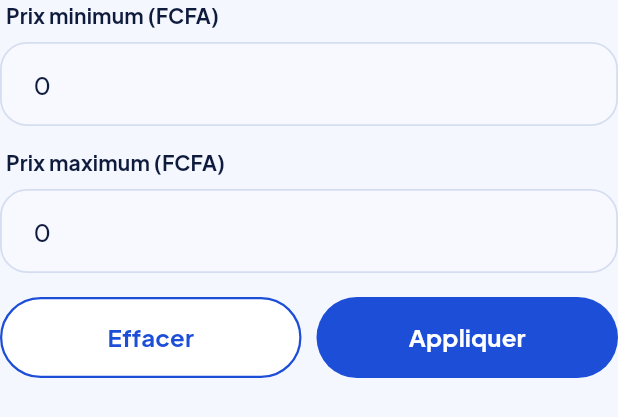
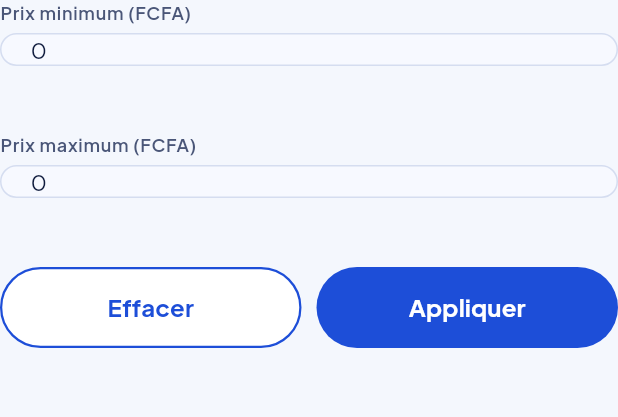
Before and after one commit to abdou-drame/sopi, a Flutter app: the FeuillePrix widget shown alone on an empty page, opened directly with empty values, on a phone screen of 412 x 824 dp. Shown: the top 417 px of the screen. Run offline on Flutter 3.47's test engine with Material 3 defaults, Android fonts, the phone set to English and light mode, and no system bars; our stand-ins replace dio, file_picker, flutter_riverpod, flutter_secure_storage, go_router, google_fonts and 2 more; accounts and stored records are empty; network calls fail.

Commit message:
Fusionne ChampTexte dans ChampFormulaire, agrandit les zones tactiles et rend le « Réessayer » du solde plus visible
Co-Authored-By: Claude Sonnet 5.5 <noreply@anthropic.com>

```diff
--- a/mobile/lib/core/api/erreurs.dart
+++ b/mobile/lib/core/api/erreurs.dart
@@ -111,7 +111,7 @@ class ErreurSession extends ErreurApi {
   const ErreurSession(super.message);
 }
 
-/// 422 : messages par champ (`errors`). [premierMessage] sert aux champs affichés sous un `ChampTexte`.
+/// 422 : messages par champ (`errors`). [premierMessage] sert aux champs affichés sous un `ChampFormulaire`.
 class ErreurValidation extends ErreurApi {
   const ErreurValidation(super.message, [this.champs = const {}]);
 
--- a/mobile/lib/core/widgets/champ_texte.dart
+++ /dev/null
@@ -1,114 +0,0 @@
-import 'package:flutter/material.dart';
-import 'package:flutter/services.dart';
-
-import '../theme/couleurs.dart';
-
-/// Champ de saisie : libellé au-dessus, message d'erreur rouge dessous. Avec [motDePasse], un œil affiche ou
-/// masque la saisie.
-class ChampTexte extends StatefulWidget {
-  const ChampTexte({
-    super.key,
-    required this.libelle,
-    this.controleur,
-    this.indication,
-    this.erreur,
-    this.motDePasse = false,
-    this.clavier,
-    this.actionClavier,
-    this.onChanged,
-    this.onSubmitted,
-    this.formateurs,
-    this.autofill,
-    this.enabled = true,
-    this.maxLines = 1,
-  });
-
-  final String libelle;
-  final TextEditingController? controleur;
-  final String? indication;
-  final String? erreur;
-  final bool motDePasse;
-  final TextInputType? clavier;
-  final TextInputAction? actionClavier;
-  final ValueChanged<String>? onChanged;
-  final ValueChanged<String>? onSubmitted;
-  final List<TextInputFormatter>? formateurs;
-  final Iterable<String>? autofill;
-  final bool enabled;
-  final int maxLines;
-
-  @override
-  State<ChampTexte> createState() => _ChampTexteState();
-}
-
-class _ChampTexteState extends State<ChampTexte> {
-  bool _masque = true;
-
-  @override
-  Widget build(BuildContext context) {
-    final theme = Theme.of(context);
-    final aErreur = widget.erreur != null && widget.erreur!.isNotEmpty;
-    return Column(
-      crossAxisAlignment: CrossAxisAlignment.start,
-      children: [
-        Padding(
-          padding: const EdgeInsets.only(left: 4, bottom: 8),
-          child: Text(
-            widget.libelle,
-            style: theme.textTheme.labelLarge?.copyWith(
-              fontWeight: FontWeight.w700,
-            ),
-          ),
-        ),
-        TextField(
-          controller: widget.controleur,
-          obscureText: widget.motDePasse && _masque,
-          keyboardType: widget.clavier,
-          textInputAction: widget.actionClavier,
-          onChanged: widget.onChanged,
-          onSubmitted: widget.onSubmitted,
-          inputFormatters: widget.formateurs,
-          autofillHints: widget.autofill,
-          enabled: widget.enabled,
-          maxLines: widget.motDePasse ? 1 : widget.maxLines,
-          style: theme.textTheme.bodyLarge,
-          decoration: InputDecoration(
-            hintText: widget.indication,
-            // Contour rouge quand une erreur est affichée sous le champ.
-            enabledBorder: aErreur
-                ? theme.inputDecorationTheme.errorBorder
-                : theme.inputDecorationTheme.enabledBorder,
-            focusedBorder: aErreur
-                ? theme.inputDecorationTheme.focusedErrorBorder
-                : theme.inputDecorationTheme.focusedBorder,
-            suffixIcon: widget.motDePasse
-                ? IconButton(
-                    tooltip: _masque
-                        ? 'Afficher le mot de passe'
-                        : 'Masquer le mot de passe',
-                    icon: Icon(
-                      _masque
-                          ? Icons.visibility_outlined
-                          : Icons.visibility_off_outlined,
-                      color: CouleursSopi.texteDiscret,
-                    ),
-                    onPressed: () => setState(() => _masque = !_masque),
-                  )
-                : null,
-          ),
-        ),
-        if (aErreur)
-          Padding(
-            padding: const EdgeInsets.only(left: 6, top: 6),
-            child: Text(
-              widget.erreur!,
-              style: theme.textTheme.bodySmall?.copyWith(
-                color: CouleursSopi.erreurTexte,
-                fontWeight: FontWeight.w600,
-              ),
-            ),
-          ),
-      ],
-    );
-  }
-}
--- a/mobile/lib/features/prestataire/disponibilites_page.dart
+++ b/mobile/lib/features/prestataire/disponibilites_page.dart
@@ -248,7 +248,7 @@ class _PuceCreneau extends StatelessWidget {
     final libre = creneau.statut == StatutCreneau.libre;
     return Container(
       height: 34,
-      padding: EdgeInsets.only(left: 12, right: libre ? 4 : 12),
+      padding: EdgeInsets.only(left: 12, right: libre ? 0 : 12),
       decoration: BoxDecoration(
         color: fond,
         borderRadius: BorderRadius.circular(17),
@@ -268,9 +268,10 @@ class _PuceCreneau extends StatelessWidget {
               child: InkWell(
                 customBorder: const CircleBorder(),
                 onTap: onRetirer,
+                // Zone tactile de toute la hauteur de la pastille (34), le visuel de la croix ne change pas.
                 child: const SizedBox(
-                  width: 26,
-                  height: 26,
+                  width: 34,
+                  height: 34,
                   child: Icon(
                     Icons.close_rounded,
                     size: 13,
--- a/mobile/lib/features/prestataire/photos_page.dart
+++ b/mobile/lib/features/prestataire/photos_page.dart
@@ -244,15 +244,22 @@ class _Vignette extends ConsumerWidget {
           ),
         ),
         Positioned(
-          top: 6,
-          right: 6,
+          top: 0,
+          right: 0,
           child: Semantics(
             button: true,
             label: 'Supprimer la photo',
             child: GestureDetector(
               key: ValueKey('supprimer-$id'),
               onTap: onSupprimer,
+              // Zone tactile de 44 × 44 ; le rond visible reste de 26, à 6 du coin.
+              child: SizedBox(
+                width: 44,
+                height: 44,
+                child: Align(
+                  alignment: Alignment.topRight,
                   child: Container(
+                    margin: const EdgeInsets.all(6),
                     width: 26,
                     height: 26,
                     decoration: const BoxDecoration(
@@ -263,6 +270,8 @@ class _Vignette extends ConsumerWidget {
                       Icons.close_rounded,
                       size: 14,
                       color: CouleursSopi.blanc,
+                    ),
+                  ),
                 ),
               ),
             ),
--- a/mobile/lib/features/prestataire/portefeuille_page.dart
+++ b/mobile/lib/features/prestataire/portefeuille_page.dart
@@ -109,11 +109,20 @@ class _CarteSoldePortefeuille extends ConsumerWidget {
     } else if (solde.hasError) {
       montant = InkWell(
         onTap: () => ref.invalidate(soldeProvider),
-        child: Text(
-          'Solde indisponible. Toucher pour réessayer.',
-          style: theme.textTheme.bodyMedium?.copyWith(
-            color: CouleursSopi.blanc,
-            fontSize: 13,
+        child: ConstrainedBox(
+          constraints: const BoxConstraints(minHeight: 44),
+          child: Align(
+            alignment: Alignment.centerLeft,
+            child: Text(
+              'Solde indisponible. Toucher pour réessayer.',
+              style: theme.textTheme.bodyMedium?.copyWith(
+                color: CouleursSopi.blanc,
+                fontSize: 13,
+                fontWeight: FontWeight.w700,
+                decoration: TextDecoration.underline,
+                decorationColor: CouleursSopi.blanc,
+              ),
+            ),
           ),
         ),
       );
--- a/mobile/lib/features/reservation/widgets/feuilles_filtres.dart
+++ b/mobile/lib/features/reservation/widgets/feuilles_filtres.dart
@@ -5,7 +5,7 @@ import 'package:flutter_riverpod/flutter_riverpod.dart';
 import '../../../core/api/erreurs.dart';
 import '../../../core/theme/couleurs.dart';
 import '../../../core/widgets/boutons.dart';
-import '../../../core/widgets/champ_texte.dart';
+import '../../../core/widgets/champ_formulaire.dart';
 import '../../../core/widgets/etats.dart';
 import '../depot_reservation.dart';
 import '../formats.dart';
@@ -272,7 +272,7 @@ class _FeuillePrixState extends State<FeuillePrix> {
       mainAxisSize: MainAxisSize.min,
       crossAxisAlignment: CrossAxisAlignment.stretch,
       children: [
-        ChampTexte(
+        ChampFormulaire(
           libelle: 'Prix minimum (FCFA)',
           controleur: _min,
           clavier: TextInputType.number,
@@ -281,7 +281,7 @@ class _FeuillePrixState extends State<FeuillePrix> {
           onChanged: (_) => setState(() => _erreur = null),
         ),
         const SizedBox(height: 14),
-        ChampTexte(
+        ChampFormulaire(
           libelle: 'Prix maximum (FCFA)',
           controleur: _max,
           clavier: TextInputType.number,
```
Also changed, not shown: 1 other file. Lines whose indentation alone changed are shown as unchanged.
